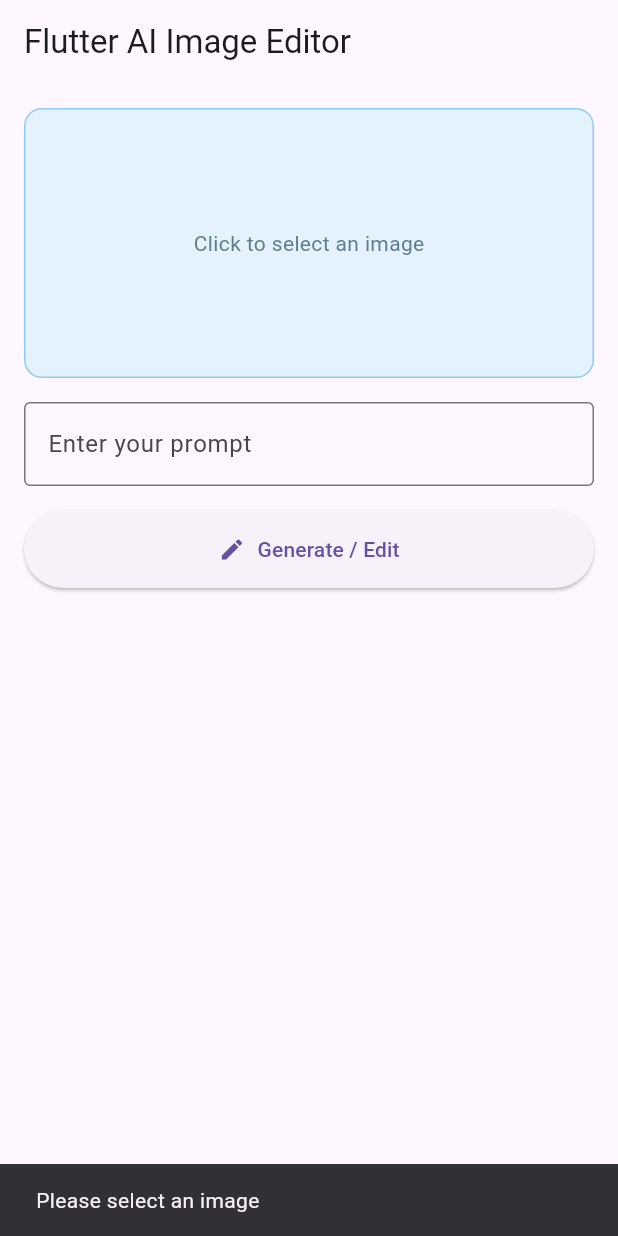
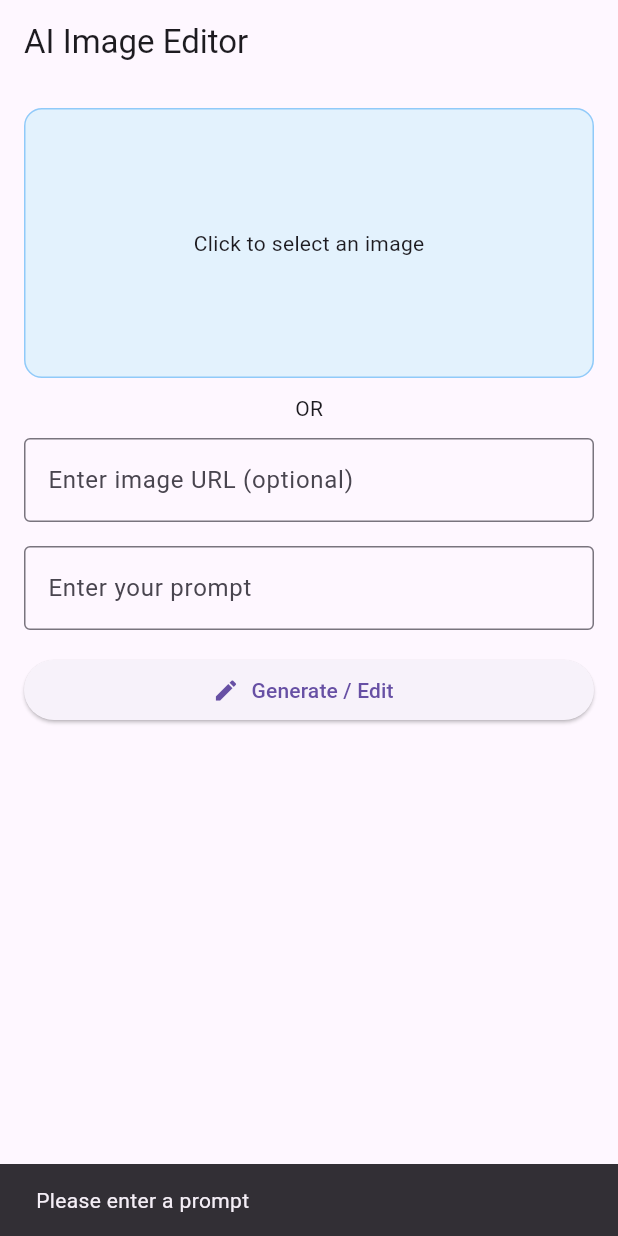
Before and after one commit to mansur61/ai_image_editor_web, a Flutter app: the screen it shows after launch, after a tap on "Generate / Edit", on a phone screen of 412 x 824 dp. Run offline on Flutter 3.47's test engine with Material 3 defaults, Android fonts, the phone set to English and light mode, and no system bars; our stand-ins replace file_picker; missing offline and left inert: dart:html.

Commit message:
düzenlemeler iletildi.

```diff
--- a/fronted/lib/main.dart
+++ b/fronted/lib/main.dart
@@ -1,16 +1,17 @@
 import 'dart:typed_data';
 import 'dart:convert';
+import 'dart:html' as html;
+
 import 'package:flutter/material.dart';
 import 'package:http/http.dart' as http;
 import 'package:file_picker/file_picker.dart';
+import 'package:http_parser/http_parser.dart';
 
 void main() {
   runApp(const MyApp());
 }
 
-const local = "http://127.0.0.1:8000";
-const prod = "https://ai-image-editor-web.onrender.com";
-const backendUrl = "$prod/api";
+const backendUrl = "https://ai-image-editor-web.onrender.com/api";
 
 class MyApp extends StatelessWidget {
   const MyApp({super.key});
@@ -35,174 +36,139 @@
 
 class _HomePageState extends State<HomePage> {
   final TextEditingController promptController = TextEditingController();
+  final TextEditingController imageUrlController = TextEditingController();
+
   Uint8List? imageBytes;
-  Uint8List? originalImageBytes;
   String? fileName;
   String? resultUrl;
   bool loading = false;
-
-  List<Map<String, dynamic>> jobHistory = [];
-  double sliderValue = 0.5;
 
   Future<void> pickImage() async {
     final result = await FilePicker.platform.pickFiles(
       type: FileType.image,
       withData: true,
     );
-
     if (result != null && result.files.isNotEmpty) {
       setState(() {
         imageBytes = result.files.first.bytes;
-        originalImageBytes = result.files.first.bytes;
         fileName = result.files.first.name;
+        imageUrlController.clear();
         resultUrl = null;
-        sliderValue = 0.5;
       });
-      print("🖼 Image selected: $fileName, size=${imageBytes!.lengthInBytes} bytes");
-    } else {
-      print("⚠️ No image selected.");
+      print("🖼 Image selected: $fileName");
     }
   }
 
   Future<void> uploadAndEdit() async {
-    if (imageBytes == null) {
-      ScaffoldMessenger.of(context).showSnackBar(
-        const SnackBar(content: Text("Please select an image")),
-      );
-      print("❌ Upload canceled: No image selected.");
-      return;
-    }
-
     if (promptController.text.isEmpty) {
       ScaffoldMessenger.of(context).showSnackBar(
         const SnackBar(content: Text("Please enter a prompt")),
       );
-      print("❌ Upload canceled: Empty prompt.");
+      return;
+    }
+
+    if (imageBytes == null && imageUrlController.text.isEmpty) {
+      ScaffoldMessenger.of(context).showSnackBar(
+        const SnackBar(content: Text("Please select an image or enter a URL")),
+      );
       return;
     }
 
     setState(() => loading = true);
 
-    print("🚀 Starting upload...");
-    print("Prompt: ${promptController.text}");
-    print("Backend URL: $backendUrl/jobs");
+    try {
+      final uri = Uri.parse('$backendUrl/jobs');
+      final request = http.MultipartRequest('POST', uri);
+      request.fields['prompt'] = promptController.text;
+      request.fields['model'] = 'image-to-image';
 
-    final request = http.MultipartRequest(
-      'POST',
-      Uri.parse('$backendUrl/jobs'),
-    )
-      ..fields['prompt'] = promptController.text
-      ..files.add(
+      if (imageBytes != null) {
+        request.files.add(
           http.MultipartFile.fromBytes(
             'image',
             imageBytes!,
             filename: fileName ?? 'image.png',
+            contentType: MediaType('image', 'png'),
           ),
         );
+      } else if (imageUrlController.text.isNotEmpty) {
+        request.fields['image_url'] = imageUrlController.text.trim();
+      }
 
-    try {
-      final response = await request.send();
-      final resStr = await response.stream.bytesToString();
-      print("📩 Raw backend response: $resStr");
+      final streamedResponse = await request.send();
+      final response = await http.Response.fromStream(streamedResponse);
 
-      final resJson = jsonDecode(resStr);
-      print("📦 Parsed response: $resJson");
+      print("📩 Raw backend response: ${response.body}");
+      final resJson = jsonDecode(response.body);
+print("📩 resJson: $resJson");
 
-      final jobId = resJson['job_id'];
-      if (jobId == null) throw Exception("Job ID not returned");
+// Tek URL string olduğu için direkt al
+final imageUrl = resJson['result_url'] as String?;
+if (imageUrl != null && imageUrl.isNotEmpty) {
+  setState(() {
+    resultUrl = imageUrl;
+  });
+} else {
+  ScaffoldMessenger.of(context).showSnackBar(
+    const SnackBar(content: Text("No image returned from server")),
+  );
+}
 
-      print("✅ Job created successfully. ID: $jobId");
-      await pollJobResult(jobId, promptController.text);
-    } catch (e, stack) {
+    } catch (e) {
       print("🔥 Upload Error: $e");
-      print("STACK TRACE:\n$stack");
-      setState(() => loading = false);
       ScaffoldMessenger.of(context).showSnackBar(
         SnackBar(content: Text("Upload Error: $e")),
       );
+    } finally {
+      setState(() => loading = false);
     }
   }
 
-  Future<void> pollJobResult(String jobId, String prompt) async {
-    const pollInterval = Duration(seconds: 2);
-    print("🔁 Start polling job: $jobId");
+  Widget buildResultImage() {
+    if (resultUrl == null) return const SizedBox.shrink();
 
-    while (true) {
-      final res = await http.get(Uri.parse('$backendUrl/jobs/$jobId'));
-      print("⏳ Polling response: ${res.statusCode}, body: ${res.body}");
-
-      if (res.statusCode != 200) {
-        setState(() => loading = false);
-        throw Exception("Failed to fetch job: ${res.body}");
-      }
-
-      final data = jsonDecode(res.body);
-      final status = data['status'];
-
-      print("📡 Job status: $status");
-
-      if (status == 'done') {
-        setState(() {
-          resultUrl = data['result_url'] ?? '';
-          loading = false;
-          jobHistory.insert(0, {
-            "id": jobId,
-            "prompt": prompt,
-            "status": status,
-            "image_url": data['result_url'] ?? '',
-          });
-          originalImageBytes ??= imageBytes;
-          sliderValue = 0.5;
-        });
-        print("✅ Job completed! Result URL: $resultUrl");
-        break;
-      } else if (status == 'failed') {
-        setState(() => loading = false);
-        print("❌ Job failed. Error: ${data['error']}");
-        throw Exception("Job failed: ${data['error'] ?? 'Unknown error'}");
-      }
-
-      await Future.delayed(pollInterval);
-    }
-  }
-
-  Widget buildBeforeAfterSlider() {
-    if (resultUrl == null || originalImageBytes == null) return const SizedBox.shrink();
+    final now = DateTime.now();
+    final formattedDate =
+        "${now.day.toString().padLeft(2,'0')}-${now.month.toString().padLeft(2,'0')}-${now.year} ${now.hour.toString().padLeft(2,'0')}:${now.minute.toString().padLeft(2,'0')}";
 
     return Column(
+      crossAxisAlignment: CrossAxisAlignment.stretch,
       children: [
         Stack(
+          alignment: Alignment.topRight,
           children: [
-            Image.memory(originalImageBytes!, fit: BoxFit.cover, width: double.infinity, height: 300),
-            ClipRect(
-              child: Align(
-                alignment: Alignment.centerLeft,
-                widthFactor: sliderValue.clamp(0.0, 1.0),
-                child: Image.network(resultUrl!, fit: BoxFit.cover, width: double.infinity, height: 300),
+            Image.network(
+              resultUrl!,
+              fit: BoxFit.cover,
+              width: double.infinity,
+              height: 300,
             ),
+            IconButton(
+              icon: const Icon(Icons.download, color: Colors.white),
+              onPressed: () {
+                final anchor = html.AnchorElement(href: resultUrl!)
+                  ..target = 'blank'
+                  ..download = resultUrl!.split('/').last;
+                html.document.body!.append(anchor);
+                anchor.click();
+                anchor.remove();
+              },
             ),
           ],
         ),
-        Slider(
-          value: sliderValue,
-          onChanged: (value) => setState(() => sliderValue = value),
+        const SizedBox(height: 8),
+        Text(
+          "Yüklenme tarihi: $formattedDate",
+          style: const TextStyle(fontSize: 12, color: Colors.grey),
         ),
       ],
-    );
-  }
-
-  Future<void> downloadImage() async {
-    if (resultUrl == null) return;
-    print("💾 Download image triggered for URL: $resultUrl");
-    ScaffoldMessenger.of(context).showSnackBar(
-      const SnackBar(content: Text("Open the image in a new tab to download")),
     );
   }
 
   @override
   Widget build(BuildContext context) {
     return Scaffold(
-      appBar: AppBar(title: const Text('Flutter AI Image Editor')),
+      appBar: AppBar(title: const Text("AI Image Editor")),
       body: SingleChildScrollView(
         padding: const EdgeInsets.all(16),
         child: Center(
@@ -221,13 +187,20 @@
                       border: Border.all(color: Colors.blue.shade200),
                     ),
                     child: Center(
-                      child: (imageBytes != null && imageBytes!.isNotEmpty)
+                      child: (imageBytes != null)
                           ? Image.memory(imageBytes!, fit: BoxFit.contain)
-                          : const Text(
-                              "Click to select an image",
-                              style: TextStyle(color: Colors.blueGrey),
+                          : const Text("Click to select an image"),
                     ),
                   ),
+                ),
+                const SizedBox(height: 10),
+                const Center(child: Text("OR")),
+                const SizedBox(height: 10),
+                TextField(
+                  controller: imageUrlController,
+                  decoration: const InputDecoration(
+                    labelText: "Enter image URL (optional)",
+                    border: OutlineInputBorder(),
                   ),
                 ),
                 const SizedBox(height: 16),
@@ -245,52 +218,11 @@
                   onPressed: loading ? null : uploadAndEdit,
                   icon: const Icon(Icons.edit),
                   label: const Text("Generate / Edit"),
-                  style: ElevatedButton.styleFrom(
-                    padding: const EdgeInsets.symmetric(vertical: 16),
-                  ),
                 ),
                 const SizedBox(height: 16),
                 if (loading) const Center(child: CircularProgressIndicator()),
-                if ((resultUrl ?? '').isNotEmpty) ...[
                 const SizedBox(height: 20),
-                  buildBeforeAfterSlider(),
-                  const SizedBox(height: 10),
-                  ElevatedButton.icon(
-                    onPressed: downloadImage,
-                    icon: const Icon(Icons.download),
-                    label: const Text("Download"),
-                    style: ElevatedButton.styleFrom(
-                      padding: const EdgeInsets.symmetric(vertical: 16),
-                    ),
-                  ),
-                ],
-                const SizedBox(height: 20),
-                if (jobHistory.isNotEmpty) ...[
-                  const Text(
-                    "Previous Edits",
-                    style: TextStyle(fontSize: 18, fontWeight: FontWeight.bold),
-                  ),
-                  const SizedBox(height: 10),
-                  Column(
-                    children: jobHistory.map((job) {
-                      final imageUrl = job['image_url'] ?? '';
-                      return ListTile(
-                        leading: (imageUrl.isNotEmpty)
-                            ? Image.network(imageUrl, width: 50, height: 50, fit: BoxFit.cover)
-                            : const SizedBox(width: 50, height: 50),
-                        title: Text(job['prompt'] ?? "No prompt"),
-                        subtitle: Text(job['status'] ?? ""),
-                        onTap: () {
-                          setState(() {
-                            resultUrl = imageUrl;
-                            originalImageBytes ??= imageBytes;
-                            sliderValue = 0.5;
-                          });
-                        },
-                      );
-                    }).toList(),
-                  ),
-                ]
+                buildResultImage(),
               ],
             ),
           ),
--- a/fronted/pubspec.yaml
+++ b/fronted/pubspec.yaml
@@ -37,6 +37,7 @@
   # The following adds the Cupertino Icons font to your application.
   # Use with the CupertinoIcons class for iOS style icons.
   cupertino_icons: ^1.0.8
+  http_parser: ^4.1.2
 
 
 dev_dependencies:
```
Also changed, not shown: fronted/lib/main_1.dart (deleted, +0 -168 lines), fronted/pubspec.lock, 3 other files. Lines whose indentation alone changed are shown as unchanged.
